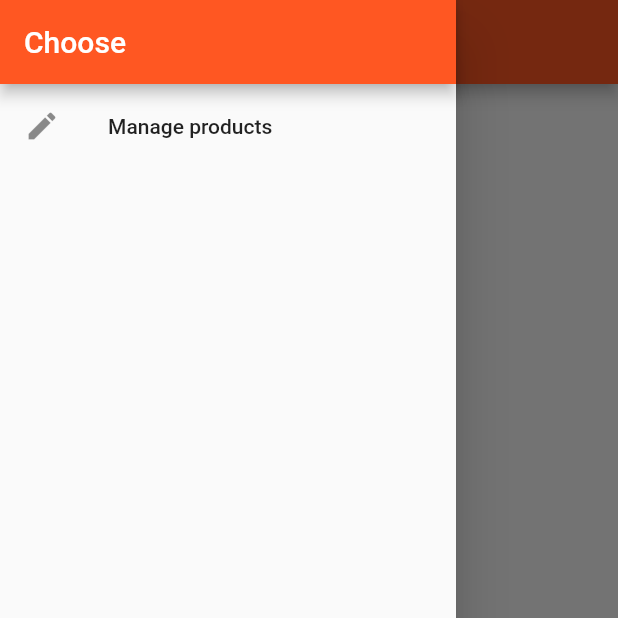
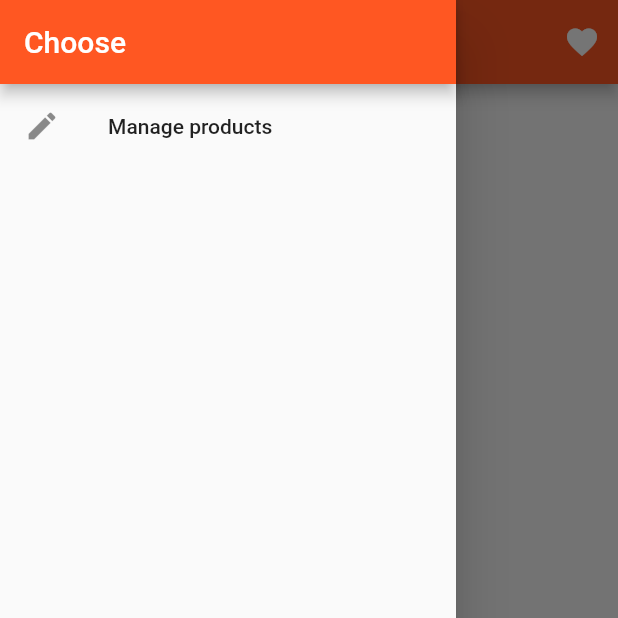
Before and after one commit to Jarkkohei/Flutter_course, a Flutter app: the ProductsPage screen opened by its route, with the side drawer open, on a phone screen of 412 x 824 dp, the top half of it. Run offline on Flutter 3.47's test engine with Material 2 defaults, Android fonts, the phone set to English and light mode, and no system bars.

Commit message:
Add heart icons

```diff
--- a/lib/pages/products.dart
+++ b/lib/pages/products.dart
@@ -28,6 +28,13 @@ class ProductsPage extends StatelessWidget {
       ),
       appBar: AppBar(
         title: Text('EasyList'),
+        actions: <Widget>[
+          IconButton(
+            icon: Icon(Icons.favorite),
+            onPressed: () {},
+          ),
+
+        ],
       ),
       body: ProductManager(products));
   }
```
Also changed, not shown: lib/products.dart (+8 -2 lines).
